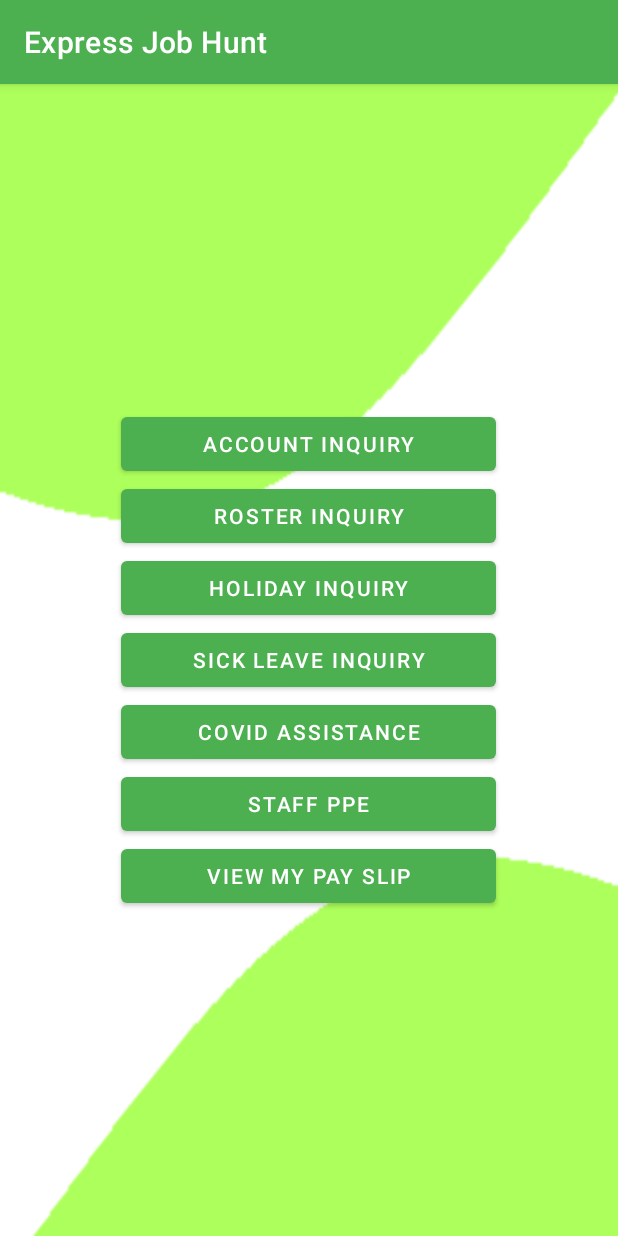
After one commit to MdTalatMahmud/EmployeeHireEmployeePanel, an Android app: the ExpressAssistantOrAdminSubMenuActivity screen opened directly, with no data from a screen before it, on a phone screen of 412 x 824 dp. The commit adds this screen. Run offline under Robolectric (Android 15) with nearby library versions, the phone set to English and light mode, and no system bars.

Commit message:
updated with new requirement march 17, 2021

```diff
--- /dev/null
+++ b/app/src/main/java/au/mgemployeehire/employeehireemployeepanel/ExpressAssistantOrAdminSubMenuActivity.java
@@ -0,0 +1,14 @@
+package au.mgemployeehire.employeehireemployeepanel;
+
+import androidx.appcompat.app.AppCompatActivity;
+
+import android.os.Bundle;
+
+public class ExpressAssistantOrAdminSubMenuActivity extends AppCompatActivity {
+
+    @Override
+    protected void onCreate(Bundle savedInstanceState) {
+        super.onCreate(savedInstanceState);
+        setContentView(R.layout.activity_express_assistant_or_admin_sub_menu);
+    }
+}
--- a/app/src/main/java/au/mgemployeehire/employeehireemployeepanel/SigninActivity.java
+++ b/app/src/main/java/au/mgemployeehire/employeehireemployeepanel/SigninActivity.java
@@ -92,7 +92,7 @@ public class SigninActivity extends AppCompatActivity implements View.OnClickLis
             public void onComplete(@NonNull Task<AuthResult> task) {
                 signInProgressBar.setVisibility(View.GONE);
                 if (task.isSuccessful()){
-                    Intent intent = new Intent(getApplicationContext(), MainActivity.class);
+                    Intent intent = new Intent(getApplicationContext(), FirstMenuActivity.class);
                     intent.addFlags(Intent.FLAG_ACTIVITY_CLEAR_TOP);
                     startActivity(intent);
                 }else {
--- /dev/null
+++ b/app/src/main/res/layout/activity_express_assistant_or_admin_sub_menu.xml
@@ -0,0 +1,48 @@
+<?xml version="1.0" encoding="utf-8"?>
+<LinearLayout xmlns:android="http://schemas.android.com/apk/res/android"
+    xmlns:app="http://schemas.android.com/apk/res-auto"
+    xmlns:tools="http://schemas.android.com/tools"
+    android:layout_width="match_parent"
+    android:layout_height="match_parent"
+    android:gravity="center"
+    android:orientation="vertical"
+    android:background="@drawable/signupbackground"
+    tools:context=".ExpressAssistantOrAdminSubMenuActivity">
+
+    <Button
+        android:id="@+id/accountInquiryButtonID"
+        android:layout_width="250dp"
+        android:layout_height="wrap_content"
+        android:text="Account Inquiry"/>
+    <Button
+        android:id="@+id/rosterInquiryButtonID"
+        android:layout_width="250dp"
+        android:layout_height="wrap_content"
+        android:text="Roster Inquiry"/>
+    <Button
+        android:id="@+id/holidayInquiryButtonID"
+        android:layout_width="250dp"
+        android:layout_height="wrap_content"
+        android:text="Holiday Inquiry"/>
+    <Button
+        android:id="@+id/sickLeaveInquiryButtonID"
+        android:layout_width="250dp"
+        android:layout_height="wrap_content"
+        android:text="Sick Leave Inquiry"/>
+    <Button
+        android:id="@+id/cOVIDAssistanceButtonID"
+        android:layout_width="250dp"
+        android:layout_height="wrap_content"
+        android:text="COVID Assistance"/>
+    <Button
+        android:id="@+id/staffPPEButtonID"
+        android:layout_width="250dp"
+        android:layout_height="wrap_content"
+        android:text="Staff PPE"/>
+    <Button
+        android:id="@+id/viewMyPaySlipButtonID"
+        android:layout_width="250dp"
+        android:layout_height="wrap_content"
+        android:text="View My Pay Slip"/>
+
+</LinearLayout>
--- a/app/src/main/res/layout/activity_job_position_selection.xml
+++ b/app/src/main/res/layout/activity_job_position_selection.xml
@@ -14,7 +14,7 @@
         android:layout_height="wrap_content"
         android:textSize="20dp"
         android:textStyle="bold"
-        android:textColor="#00BCD4"
+        android:textColor="#070707"
         android:layout_marginBottom="10dp"
         android:text="What kind of job you are searching for?"/>
 
@@ -92,7 +92,7 @@
             android:layout_width="120dp"
             android:layout_height="wrap_content"
             android:text="Back"
-            app:backgroundTint="#00BCD4" />
+            app:backgroundTint="#2EAC33" />
 
         <Button
             android:id="@+id/JobPositionSelectionNextBtnID"
@@ -100,7 +100,7 @@
             android:layout_height="wrap_content"
             android:text="Next"
             android:layout_marginLeft="5dp"
-            app:backgroundTint="#00BCD4" />
+            app:backgroundTint="#2EAC33" />
     </LinearLayout>
 
 </LinearLayout>
```
Also changed, not shown: app/src/main/AndroidManifest.xml (+7 -3 lines), app/src/main/java/au/mgemployeehire/employeehireemployeepanel/ExpressJobHuntSubMenuActivity.java (added, +48 -0 lines), app/src/main/java/au/mgemployeehire/employeehireemployeepanel/ExpressStaffSubMenuActivity.java (added, +14 -0 lines), app/src/main/java/au/mgemployeehire/employeehireemployeepanel/FirstMenuActivity.java (added, +47 -0 lines), app/src/main/java/au/mgemployeehire/employeehireemployeepanel/SignupActivity.java (+1 -24 lines), app/src/main/res/layout/activity_express_job_hunt_sub_menu.xml (added, +29 -0 lines), app/src/main/res/layout/activity_express_staff_sub_menu.xml (added, +28 -0 lines), app/src/main/res/layout/activity_first_menu.xml (added, +28 -0 lines).
